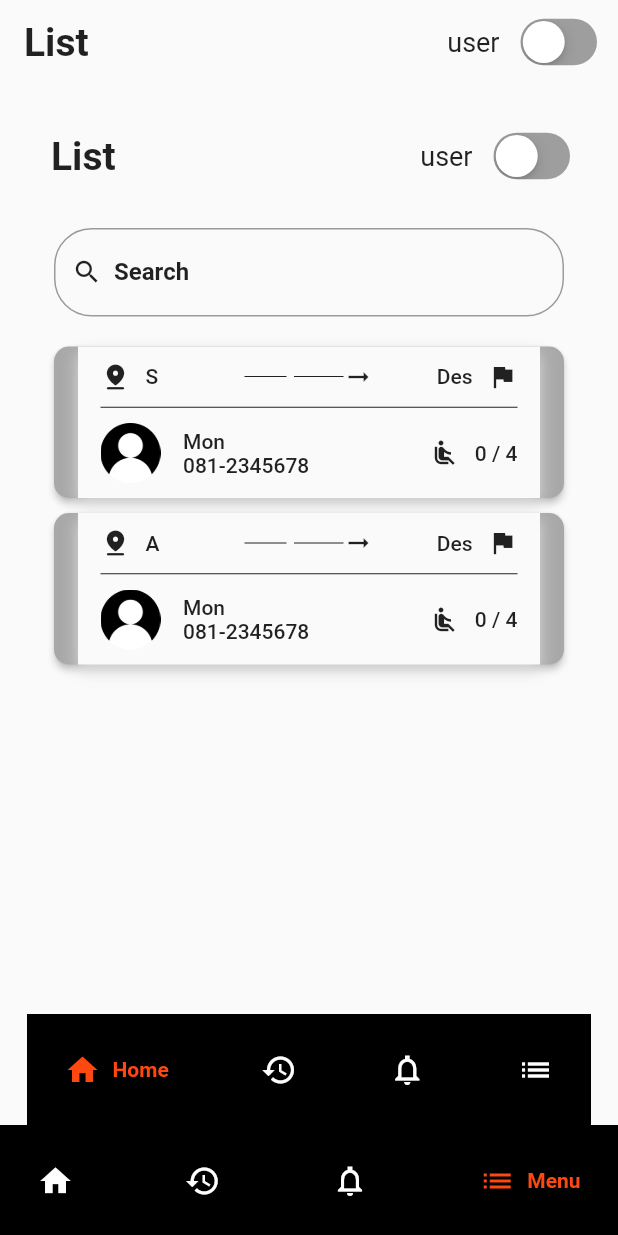
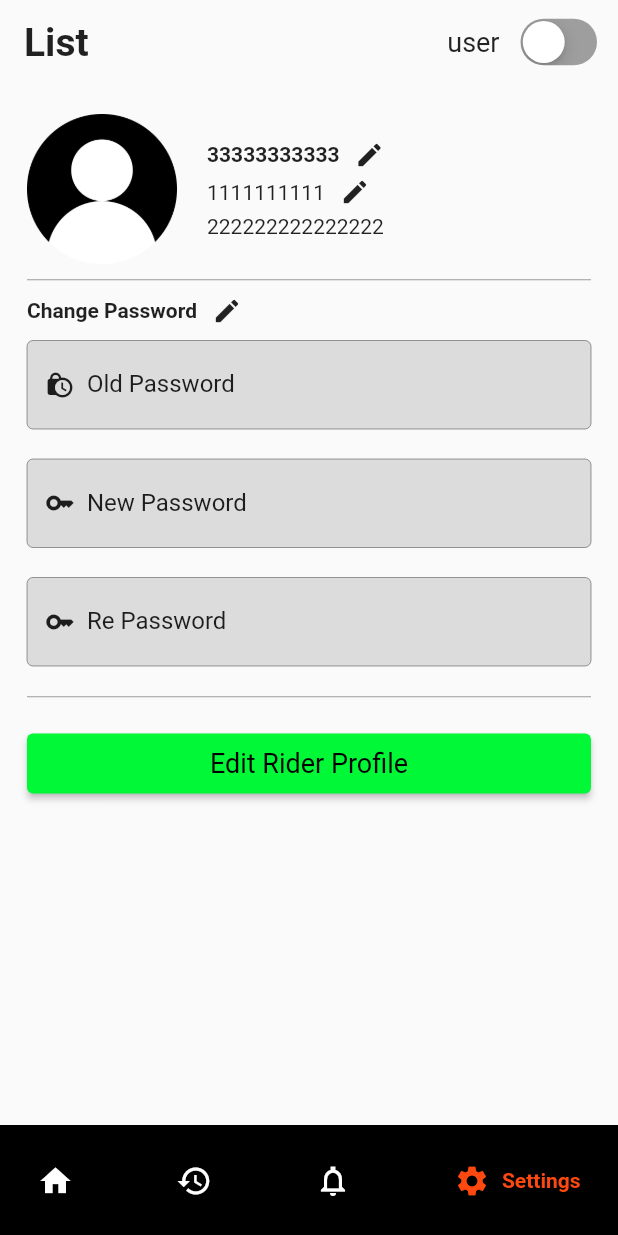
Before and after one commit to Mini-Mark/Go_Together, a Flutter app: the Home screen opened by its route, item 4 of the bottom bar chosen, on a phone screen of 412 x 824 dp. Run offline on Flutter 3.47's test engine with Material 2 defaults, Android fonts, the phone set to English and light mode, and no system bars; drawn by our look-alikes of google_nav_bar.

Commit message:
(Update) Settings Page

```diff
--- a/go_together/lib/home.dart
+++ b/go_together/lib/home.dart
@@ -3,6 +3,7 @@ import 'package:flutter/material.dart';
 import 'package:go_together/history.dart';
 import 'package:go_together/list.dart';
 import 'package:go_together/notification.dart';
+import 'package:go_together/setting.dart';
 import 'package:google_nav_bar/google_nav_bar.dart';
 
 class Home extends StatefulWidget {
@@ -13,11 +14,27 @@ class Home extends StatefulWidget {
 class _HomeState extends State<Home> {
   bool role = false;
   int currentPage = 0;
+  String title = "List";
+  bool backButton = false;
+
+  late Function backLeadingFunc;
 
   changePage(page) {
     setState(() {
       currentPage = page;
     });
+  }
+
+  setTitle(String title_param, bool backButton_param, Function backLeadingFunc_param) {
+    setState(() {
+      title = title_param;
+      backButton = backButton_param;
+      backLeadingFunc = backLeadingFunc_param;
+    });
+  }
+
+  backLeading(){
+    backLeadingFunc();
   }
 
   toggleRole() {
@@ -30,18 +47,24 @@ class _HomeState extends State<Home> {
   Widget build(BuildContext context) {
     return Scaffold(
         body: Container(
-            padding: EdgeInsets.fromLTRB(18,20,18,0),
+            padding: EdgeInsets.fromLTRB(18, 20, 18, 0),
             child: [
               ListPage(),
               HistoryPage(),
               NotificationPage(),
-              Home()
+              SettingPage(),
             ][currentPage]),
         appBar: AppBar(
           elevation: 0,
           backgroundColor: Colors.transparent,
-          automaticallyImplyLeading: false,
-          title: Text("List",
+          automaticallyImplyLeading: backButton,
+          leading: backButton
+              ? IconButton(
+                  icon: Icon(Icons.arrow_back, color: Colors.black),
+                  onPressed: () => Navigator.of(context).pop(),
+                )
+              : null,
+          title: Text(title,
               style: TextStyle(
                   fontWeight: FontWeight.bold,
                   fontSize: 26,
@@ -92,8 +115,8 @@ class _HomeState extends State<Home> {
                   text: 'Notification',
                 ),
                 GButton(
-                  icon: Icons.list,
-                  text: 'Menu',
+                  icon: Icons.settings,
+                  text: 'Settings',
                 )
               ]),
         ));
--- a/go_together/lib/list.dart
+++ b/go_together/lib/list.dart
@@ -164,7 +164,7 @@ class ListItemComponent extends StatelessWidget {
               SizedBox(height: 10),
               Divider(
                 height: 1,
-                color: Colors.black87,
+                color: Colors.black38,
               ),
               SizedBox(height: 10),
               Row(
--- a/go_together/lib/login.dart
+++ b/go_together/lib/login.dart
@@ -186,8 +186,8 @@ class _LoginState extends State<Login> {
                 children: [
                   ElevatedButton(
                     onPressed: () {
-                      // Navigator.pushNamed(context, '/home');
-                      _submitForm();
+                      Navigator.pushNamed(context, '/home');
+                      // _submitForm();
                     },
                     child: Container(
                       alignment: Alignment.center,
--- a/go_together/lib/map_detail.dart
+++ b/go_together/lib/map_detail.dart
@@ -6,6 +6,8 @@ class MapDetail extends StatefulWidget {
 }
 
 class _MapDetailState extends State<MapDetail> {
+  int button_step = 0;
+
   @override
   Widget build(BuildContext context) {
     return Container(
@@ -84,7 +86,7 @@ class _MapDetailState extends State<MapDetail> {
                 SizedBox(height: 20),
                 Divider(
                   height: 1,
-                  color: Colors.black87,
+                  color: Colors.black38,
                 ),
                 SizedBox(height: 20),
                 Row(
@@ -142,20 +144,29 @@ class _MapDetailState extends State<MapDetail> {
           SizedBox(height: 20),
           ElevatedButton(
             onPressed: () {
-              Navigator.pushNamed(context, '/home');
+              setState(() {
+                button_step = 1;
+              });
               // _submitForm();
             },
             child: Container(
               alignment: Alignment.center,
               width: double.infinity,
               height: 40,
-              child: Text(
-                "Pick me !",
-                style: TextStyle(fontSize: 18, color: Colors.white),
-              ),
+              child: [
+                Text(
+                  "Pick me !",
+                  style: TextStyle(fontSize: 18,color: Colors.white),
+                ),
+                Text(
+                  "Waiting",
+                  style: TextStyle(fontSize: 18),
+                )
+              ][button_step],
             ),
             style: ButtonStyle(
-              backgroundColor: MaterialStateProperty.all(Color(0xFF00A8E8)),
+              backgroundColor: MaterialStateProperty.all(
+                  [Color(0xFF00A8E8), Color(0xFFF8C100)][button_step]),
             ),
           )
         ],
--- a/go_together/lib/menu.dart
+++ /dev/null
@@ -1,15 +0,0 @@
-import 'package:flutter/material.dart';
-
-class MenuPage extends StatefulWidget {
-  @override
-  _MenuState createState() => _MenuState();
-}
-
-class _MenuState extends State<MenuPage> {
-  @override
-  Widget build(BuildContext context) {
-    return Container(
-      child: Text("Menu"),
-    );
-  }
-}
--- /dev/null
+++ b/go_together/lib/setting.dart
@@ -0,0 +1,216 @@
+import 'package:flutter/material.dart';
+
+class SettingPage extends StatefulWidget {
+  @override
+  _SettingState createState() => _SettingState();
+}
+
+class _SettingState extends State<SettingPage> {
+  bool allowChangePassword = false;
+
+  @override
+  Widget build(BuildContext context) {
+    return Column(
+      children: [
+        Container(
+          child: Row(
+            children: [
+              SizedBox(
+                  height: 100,
+                  child: Expanded(child: Image.asset("assets/user_logo.png"))),
+              SizedBox(width: 20),
+              Column(
+                mainAxisAlignment: MainAxisAlignment.spaceBetween,
+                crossAxisAlignment: CrossAxisAlignment.start,
+                children: [
+                  Row(
+                    children: [
+                      // TextField(),
+                      Text(
+                        "33333333333",
+                        style: TextStyle(fontWeight: FontWeight.bold),
+                      ),
+                      SizedBox(width: 10),
+                      Icon(
+                        Icons.edit,
+                        size: 20,
+                        color: Colors.black87,
+                      ),
+                    ],
+                  ),
+                  SizedBox(height: 5),
+                  Row(
+                    children: [
+                      Text(
+                        "1111111111",
+                      ),
+                      SizedBox(width: 10),
+                      Icon(
+                        Icons.edit,
+                        size: 20,
+                        color: Colors.black87,
+                      ),
+                    ],
+                  ),
+                  SizedBox(height: 5),
+                  Text(
+                    "222222222222222",
+                  ),
+                ],
+              ),
+            ],
+          ),
+        ),
+        SizedBox(height: 10),
+        Divider(
+          height: 1,
+          color: Colors.black38,
+        ),
+        SizedBox(height: 10),
+        Row(
+          children: [
+            Text(
+              "Change Password",
+              style: TextStyle(fontWeight: FontWeight.bold),
+            ),
+            SizedBox(width: 10),
+            Icon(
+              Icons.edit,
+              size: 20,
+              color: Colors.black87,
+            ),
+          ],
+        ),
+        SizedBox(height: 10),
+        TextFormField(
+          enabled: allowChangePassword,
+          validator: (value) {
+            if (value!.isEmpty) {
+              return 'Please enter your password';
+            }
+            return null;
+          },
+          obscureText: true,
+          decoration: InputDecoration(
+              filled: !allowChangePassword,
+              fillColor: allowChangePassword ? Colors.white : Colors.black12,
+              focusedBorder: OutlineInputBorder(),
+              border: OutlineInputBorder(),
+              label: Row(
+                mainAxisSize: MainAxisSize.min,
+                children: [
+                  Padding(
+                    padding: EdgeInsets.only(right: 8.0),
+                    child: Icon(
+                      Icons.lock_clock,
+                      size: 20,
+                      color: Colors.black87,
+                    ),
+                  ),
+                  Text(
+                    "Old Password",
+                    style: TextStyle(
+                      color: Colors.black87,
+                    ),
+                  ),
+                ],
+              )),
+        ),
+        SizedBox(height: 20),
+        TextFormField(
+          enabled: allowChangePassword,
+          validator: (value) {
+            if (value!.isEmpty) {
+              return 'Please enter your password';
+            }
+            return null;
+          },
+          obscureText: true,
+          decoration: InputDecoration(
+              filled: !allowChangePassword,
+              fillColor: allowChangePassword ? Colors.white : Colors.black12,
+              focusedBorder: OutlineInputBorder(),
+              border: OutlineInputBorder(),
+              label: Row(
+                mainAxisSize: MainAxisSize.min,
+                children: [
+                  Padding(
+                    padding: EdgeInsets.only(right: 8.0),
+                    child: Icon(
+                      Icons.key,
+                      size: 20,
+                      color: Colors.black87,
+                    ),
+                  ),
+                  Text(
+                    "New Password",
+                    style: TextStyle(
+                      color: Colors.black87,
+                    ),
+                  ),
+                ],
+              )),
+        ),
+        SizedBox(height: 20),
+        TextFormField(
+          enabled: allowChangePassword,
+          validator: (value) {
+            if (value!.isEmpty) {
+              return 'Please enter your password';
+            }
+            return null;
+          },
+          obscureText: true,
+          decoration: InputDecoration(
+              filled: !allowChangePassword,
+              fillColor: allowChangePassword ? Colors.white : Colors.black12,
+              focusedBorder: OutlineInputBorder(),
+              border: OutlineInputBorder(),
+              label: Row(
+                mainAxisSize: MainAxisSize.min,
+                children: [
+                  Padding(
+                    padding: EdgeInsets.only(right: 8.0),
+                    child: Icon(
+                      Icons.key,
+                      size: 20,
+                      color: Colors.black87,
+                    ),
+                  ),
+                  Text(
+                    "Re Password",
+                    style: TextStyle(
+                      color: Colors.black87,
+                    ),
+                  ),
+                ],
+              )),
+        ),
+        SizedBox(height: 20),
+        Divider(
+          height: 1,
+          color: Colors.black38,
+        ),
+        SizedBox(height: 20),
+        ElevatedButton(
+          onPressed: () {},
+          child: Container(
+            alignment: Alignment.center,
+            width: double.infinity,
+            height: 40,
+            child: Text(
+              "Edit Rider Profile",
+              style: TextStyle(
+                  fontSize: 18,
+                  color: Colors.black,
+                  fontWeight: FontWeight.normal),
+            ),
+          ),
+          style: ButtonStyle(
+            backgroundColor: MaterialStateProperty.all(Color(0xFF00F836)),
+          ),
+        )
+      ],
+    );
+  }
+}
```
